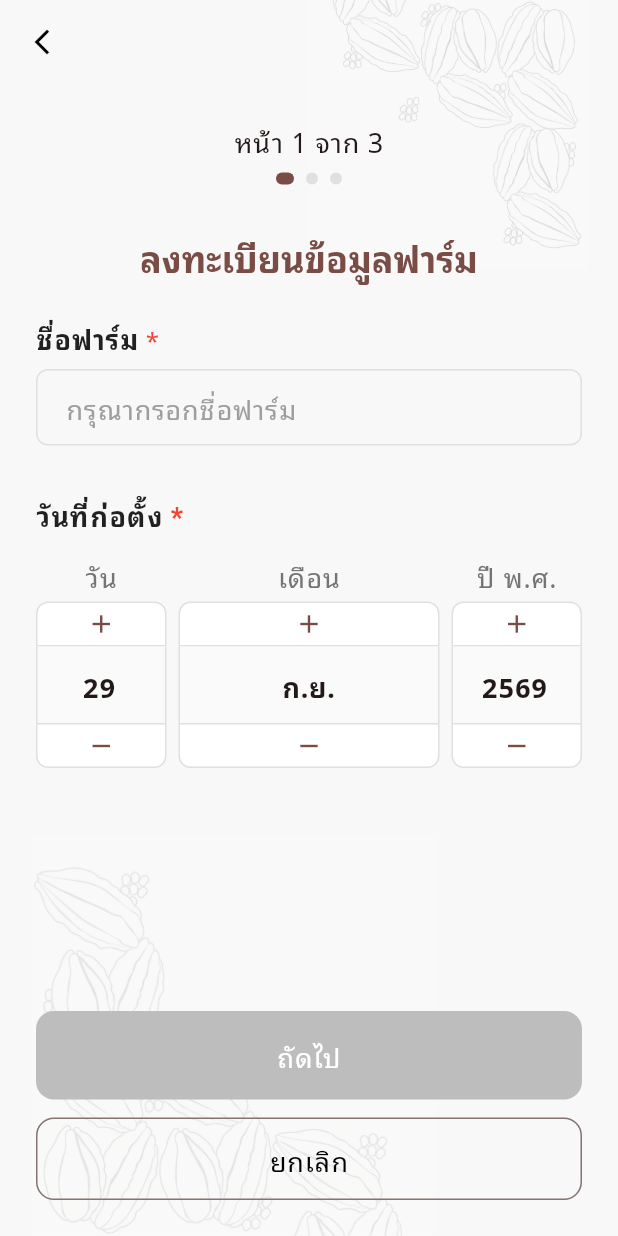
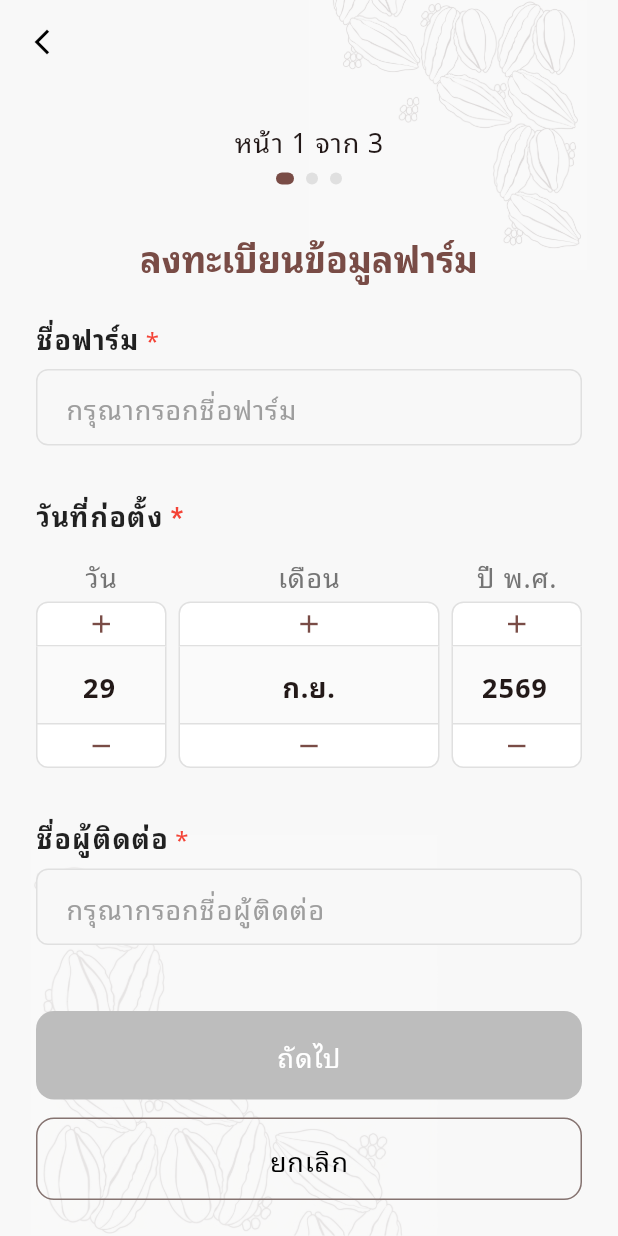
Before and after one commit to Cocoa-CUSAR-dev/mobile-app, a Flutter app: the FarmRegisterPage screen opened by its route, on a phone screen of 412 x 824 dp. Run offline on Flutter 3.47's test engine with Material 3 defaults, Android fonts, the phone set to English and light mode, and no system bars; our stand-ins replace bloc, equatable, file_picker, flutter_bloc, flutter_secure_storage, sentry_flutter; missing offline and left inert: dart:js_interop, maplibre_gl; accounts and stored records are empty; network calls fail.

Commit message:
fix(farm-register): collect zip_code/contact_name/phone_number
RegisterFarmRequest on mobile-backend requires all three
(internal/handlers/agriculture_handler.go:43), but this form never
asked for any of them -- every farm registration attempt failed
validation regardless of input. Reported live via the raw backend
error surfacing on step 3/3.

contact_name/phone_number go on step 1 with the rest of the basic
info; zip_code goes on step 2 with the other address fields.

Fixes #58

```diff
--- a/lib/widgets/pages/farm_register_page.dart
+++ b/lib/widgets/pages/farm_register_page.dart
@@ -29,6 +29,9 @@ class _FarmRegisterPageState extends State<FarmRegisterPage> {
   final Map<String, TextEditingController> _controllers = {
     'farm_name': TextEditingController(),
     'found_date': TextEditingController(),
+    'contact_name': TextEditingController(),
+    'phone_number': TextEditingController(),
+    'zip_code': TextEditingController(),
   };
 
   final Map<String, FileUploadController> _fileControllers = {
@@ -75,12 +78,15 @@ class _FarmRegisterPageState extends State<FarmRegisterPage> {
         return [
           const MapEntry('farm_name', {'type': 'string', 'is_required': true}),
           const MapEntry('found_date', {'type': 'date', 'is_required': true}),
+          const MapEntry('contact_name', {'type': 'string', 'is_required': true}),
+          const MapEntry('phone_number', {'type': 'string', 'is_required': true}),
         ];
       case 1:
         return [
           const MapEntry('province_id', {'type': 'id', 'is_required': true}),
           const MapEntry('district_id', {'type': 'id', 'is_required': true}),
           const MapEntry('subdistrict_id', {'type': 'id', 'is_required': true}),
+          const MapEntry('zip_code', {'type': 'string', 'is_required': true}),
         ];
       case 2:
         return [
@@ -182,6 +188,20 @@ class _FarmRegisterPageState extends State<FarmRegisterPage> {
               controller: _controllers['found_date']!,
               isReq: true,
             ),
+            FormHelper.buildInput(
+              label: 'ชื่อผู้ติดต่อ',
+              controller: _controllers['contact_name']!,
+              hintText: 'กรุณากรอกชื่อผู้ติดต่อ',
+              isReq: true,
+              onChanged: () => setState(() {}),
+            ),
+            FormHelper.buildInput(
+              label: 'เบอร์โทรศัพท์',
+              controller: _controllers['phone_number']!,
+              hintText: 'กรุณากรอกเบอร์โทรศัพท์',
+              isReq: true,
+              onChanged: () => setState(() {}),
+            ),
           ],
         );
       case 1:
@@ -216,6 +236,13 @@ class _FarmRegisterPageState extends State<FarmRegisterPage> {
               filterId: _currentFormData['district_id']?.toString(),
               filterKey: 'district_id',
               onChanged: (val) => setState(() => _currentFormData['subdistrict_id'] = val),
+            ),
+            FormHelper.buildInput(
+              label: 'รหัสไปรษณีย์',
+              controller: _controllers['zip_code']!,
+              hintText: 'กรุณากรอกรหัสไปรษณีย์',
+              isReq: true,
+              onChanged: () => setState(() {}),
             ),
           ],
         );
```
